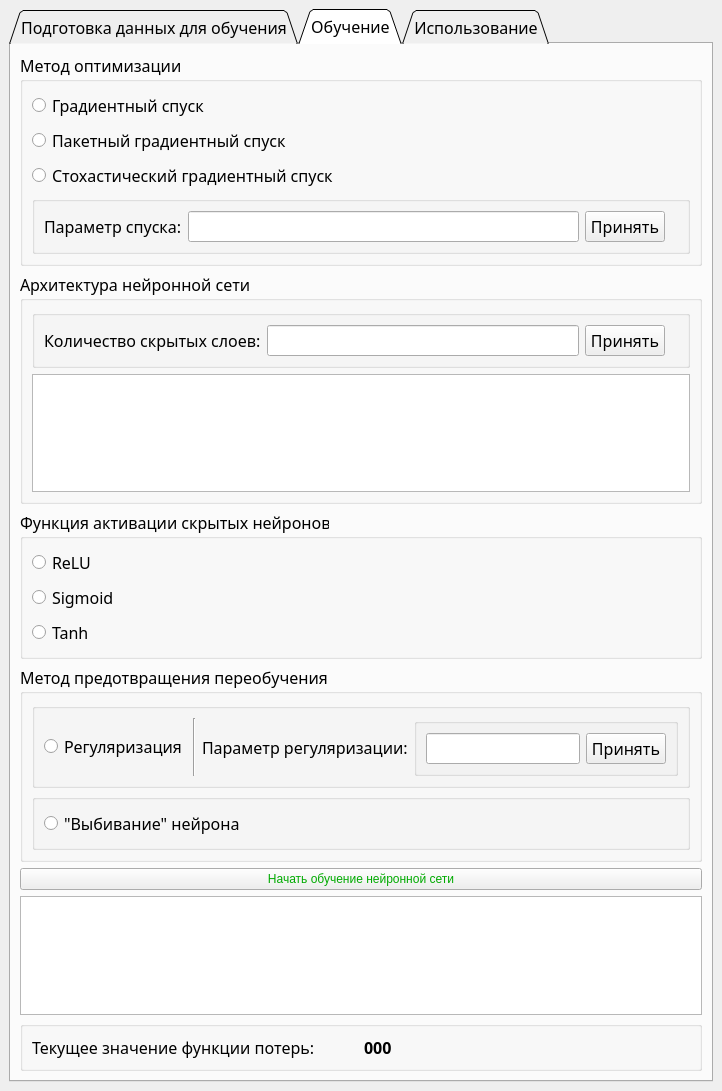
Before: the Qt Designer form py-solution/designer/main_window.ui in Yzoop/Digit-recognition, drawn with Qt 5.
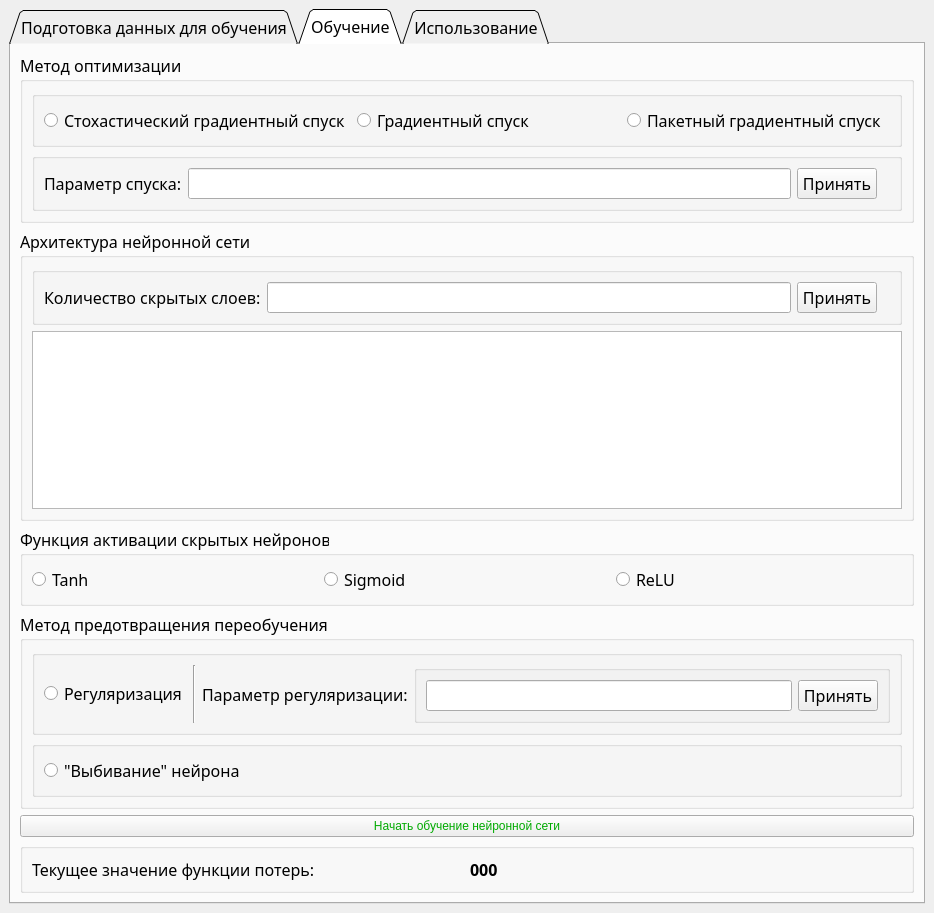
After: the same form once the commit is applied.

```diff
--- a/py-solution/designer/main_window.ui
+++ b/py-solution/designer/main_window.ui
@@ -9,8 +9,8 @@
    <rect>
     <x>0</x>
     <y>0</y>
-    <width>722</width>
-    <height>1091</height>
+    <width>934</width>
+    <height>913</height>
    </rect>
   </property>
   <property name="font">
@@ -98,6 +98,22 @@
           </property>
           <layout class="QVBoxLayout" name="verticalLayout_2">
            <item>
+            <widget class="QGroupBox" name="groupBox_2">
+             <property name="title">
+              <string/>
+             </property>
+             <layout class="QHBoxLayout" name="horizontalLayout_8">
+              <item>
+               <widget class="QRadioButton" name="radio_button_stochastic_gradient_descent">
+                <property name="accessibleName">
+                 <string>stochastic_gradient_descent</string>
+                </property>
+                <property name="text">
+                 <string>Стохастический градиентный спуск</string>
+                </property>
+               </widget>
+              </item>
+              <item>
             <widget class="QRadioButton" name="radio_button_gradient_descent">
              <property name="accessibleName">
               <string>gradient_descent</string>
@@ -126,14 +142,7 @@
              </property>
             </widget>
            </item>
-           <item>
-            <widget class="QRadioButton" name="radio_button_stochastic_gradient_descent">
-             <property name="accessibleName">
-              <string>stochastic_gradient_descent</string>
-             </property>
-             <property name="text">
-              <string>Стохастический градиентный спуск</string>
-             </property>
+             </layout>
             </widget>
            </item>
            <item>
@@ -234,7 +243,11 @@
             </widget>
            </item>
            <item>
-            <widget class="QTableWidget" name="table_neuron_architecture"/>
+            <widget class="QTableWidget" name="table_neuron_architecture">
+             <property name="autoScrollMargin">
+              <number>2</number>
+             </property>
+            </widget>
            </item>
           </layout>
          </widget>
@@ -247,21 +260,7 @@
           <property name="flat">
            <bool>false</bool>
           </property>
-          <layout class="QVBoxLayout" name="verticalLayout_4">
-           <item>
-            <widget class="QRadioButton" name="radio_button_relu">
-             <property name="text">
-              <string>ReLU</string>
-             </property>
-            </widget>
-           </item>
-           <item>
-            <widget class="QRadioButton" name="radio_button_sigmoid">
-             <property name="text">
-              <string>Sigmoid</string>
-             </property>
-            </widget>
-           </item>
+          <layout class="QHBoxLayout" name="horizontalLayout_7">
            <item>
             <widget class="QRadioButton" name="radio_button_tanh">
              <property name="text">
@@ -269,6 +268,20 @@
              </property>
             </widget>
            </item>
+           <item>
+            <widget class="QRadioButton" name="radio_button_sigmoid">
+             <property name="text">
+              <string>Sigmoid</string>
+             </property>
+            </widget>
+           </item>
+           <item>
+            <widget class="QRadioButton" name="radio_button_relu">
+             <property name="text">
+              <string>ReLU</string>
+             </property>
+            </widget>
+           </item>
           </layout>
          </widget>
         </item>
@@ -358,9 +371,6 @@
           </property>
          </widget>
         </item>
-        <item>
-         <widget class="QGraphicsView" name="graphicsView"/>
-        </item>
         <item>
          <widget class="QGroupBox" name="groupbox_current_loss_function">
           <property name="title">
```
Left out of the diff: 2 changed lines with no effect on the pictures. Lines whose indentation alone changed are shown as unchanged.
